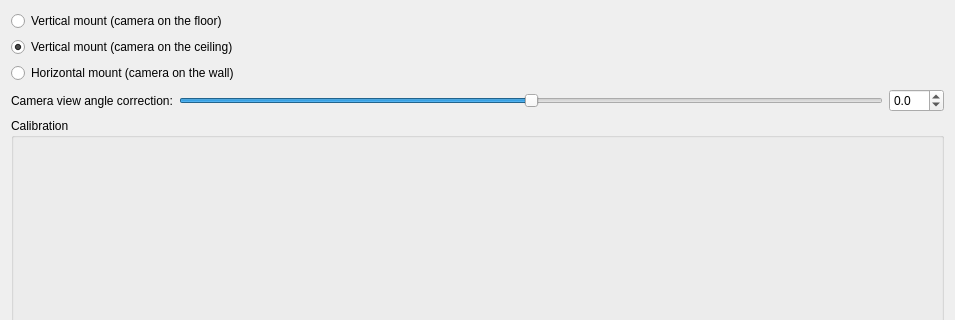
Above: client/src/ui/widgets/properties/fisheye_settings_widget.ui from networkoptix/nx_open before the change; both pictures show x 0 to 955 and y 0 to 320 of the 955 by 503 pixel window. Below: the same form after it.
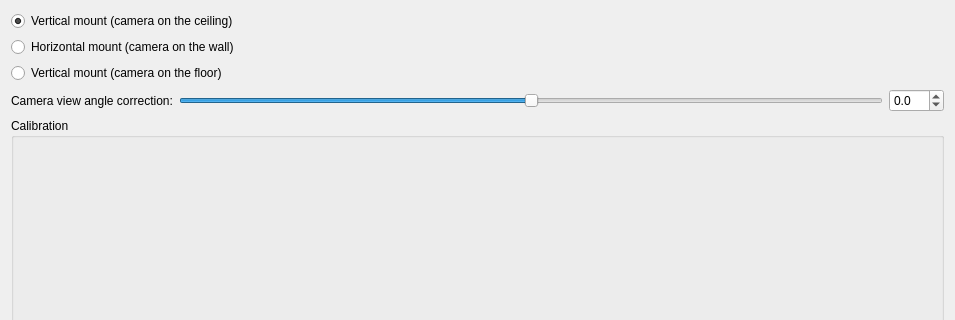
That is the form after the change. Custom widgets are drawn as their Qt base class.

Commit message:
Bug #3086: Change the order of the fish-eye orientation options
<==== Mercurial data ====>
Branch: release_2.2

```diff
--- a/client/src/ui/widgets/properties/fisheye_settings_widget.ui
+++ b/client/src/ui/widgets/properties/fisheye_settings_widget.ui
@@ -16,13 +16,6 @@
   <layout class="QVBoxLayout" name="verticalLayout" stretch="0,0,1">
    <item>
     <layout class="QVBoxLayout" name="verticalLayout_2" stretch="0,0,0">
-     <item>
-      <widget class="QRadioButton" name="viewUpButton">
-       <property name="text">
-        <string>Vertical mount (camera on the floor)</string>
-       </property>
-      </widget>
-     </item>
      <item>
       <widget class="QRadioButton" name="viewDownButton">
        <property name="text">
@@ -43,6 +36,13 @@
        </property>
       </widget>
      </item>
+     <item>
+      <widget class="QRadioButton" name="viewUpButton">
+       <property name="text">
+        <string>Vertical mount (camera on the floor)</string>
+       </property>
+      </widget>
+     </item>
     </layout>
    </item>
    <item>
```
Left out of the diff: 7 changed lines with no effect on the pictures.
